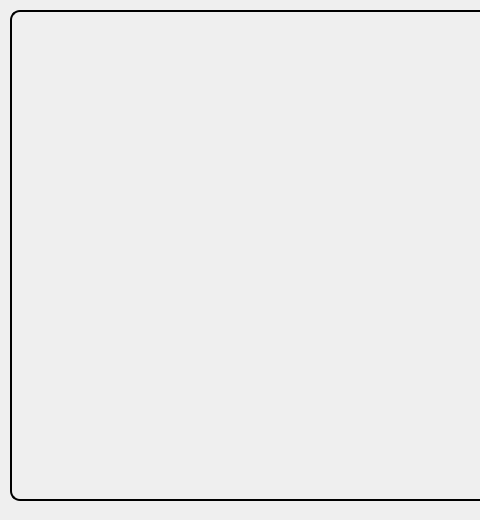
This is MultiDlg/TeachDlg.ui in VanNamMan/PyQt_Form as Qt 5 draws it before an edit; both pictures show x 0 to 480 and y 0 to 520 of the 820 by 520 pixel window. The edited form follows.
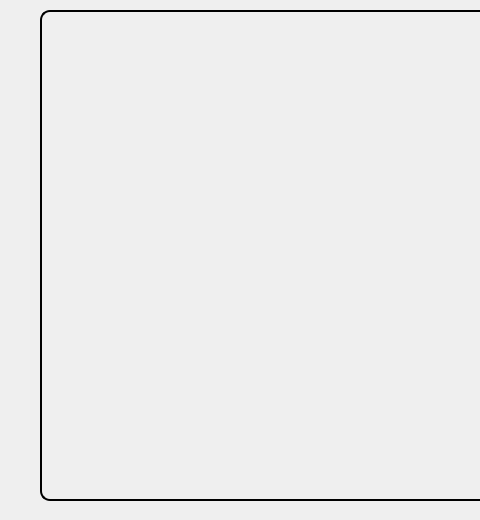
This is the edited form.

```diff
--- a/MultiDlg/TeachDlg.ui
+++ b/MultiDlg/TeachDlg.ui
@@ -19,9 +19,9 @@
   <widget class="QWidget" name="widget" native="true">
    <property name="geometry">
     <rect>
-     <x>10</x>
+     <x>40</x>
      <y>10</y>
-     <width>481</width>
+     <width>451</width>
      <height>491</height>
     </rect>
    </property>
```
